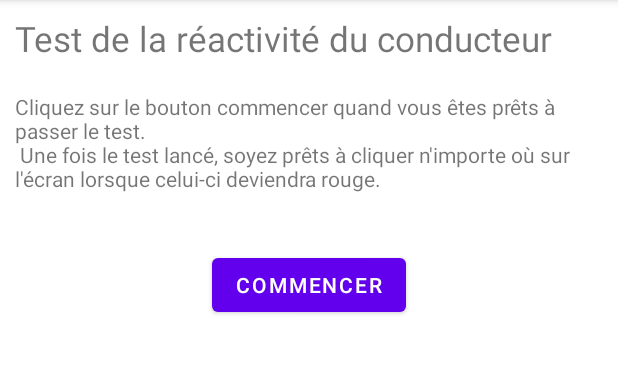
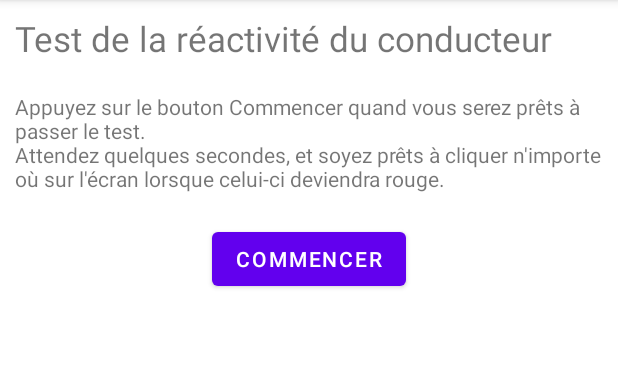
Before and after one commit to LogarithmeNeper/IFYouDrive, an Android app: the EvaluateReaction screen opened directly, with no data from a screen before it, on a phone screen of 412 x 824 dp, the part 84-458 px from its top. Run offline under Robolectric (Android 15) with nearby library versions, the phone set to English and light mode, and no system bars.

Commit message:
improvement to reaction test appearance

```diff
--- a/app/src/main/res/layout/activity_evaluate_reaction.xml
+++ b/app/src/main/res/layout/activity_evaluate_reaction.xml
@@ -24,19 +24,14 @@
         android:layout_height="wrap_content"
         android:layout_gravity="center_horizontal"
         android:layout_margin="10dp"
-        android:text="Cliquez sur le bouton commencer quand vous êtes prêts à passer le test.\n Une fois le test lancé, soyez prêts à cliquer n'importe où sur l'écran lorsque celui-ci deviendra rouge."/>
-
-    <TextView
-        android:layout_width="match_parent"
-        android:layout_height="wrap_content"
-        android:layout_gravity="center_horizontal"
-        android:textSize="20sp"/>
+        android:text="Appuyez sur le bouton Commencer quand vous serez prêts à passer le test.\nAttendez quelques secondes, et soyez prêts à cliquer n'importe où sur l'écran lorsque celui-ci deviendra rouge."/>
 
     <Button
         android:id="@+id/start_button"
         android:layout_width="wrap_content"
         android:layout_height="wrap_content"
         android:layout_gravity="center_horizontal"
+        android:layout_marginTop="10dp"
         android:text="Commencer"/>
 
     <Button
@@ -45,5 +40,5 @@
         android:layout_width="wrap_content"
         android:layout_height="wrap_content"
         android:layout_gravity="center_horizontal"
-        android:text="Drive me"/>
+        android:text="Drive me !"/>
 </LinearLayout>
```
Also changed, not shown: app/src/main/java/insa/lyon/h4224/ifyoudrive/EvaluateReaction.kt (+9 -6 lines).
